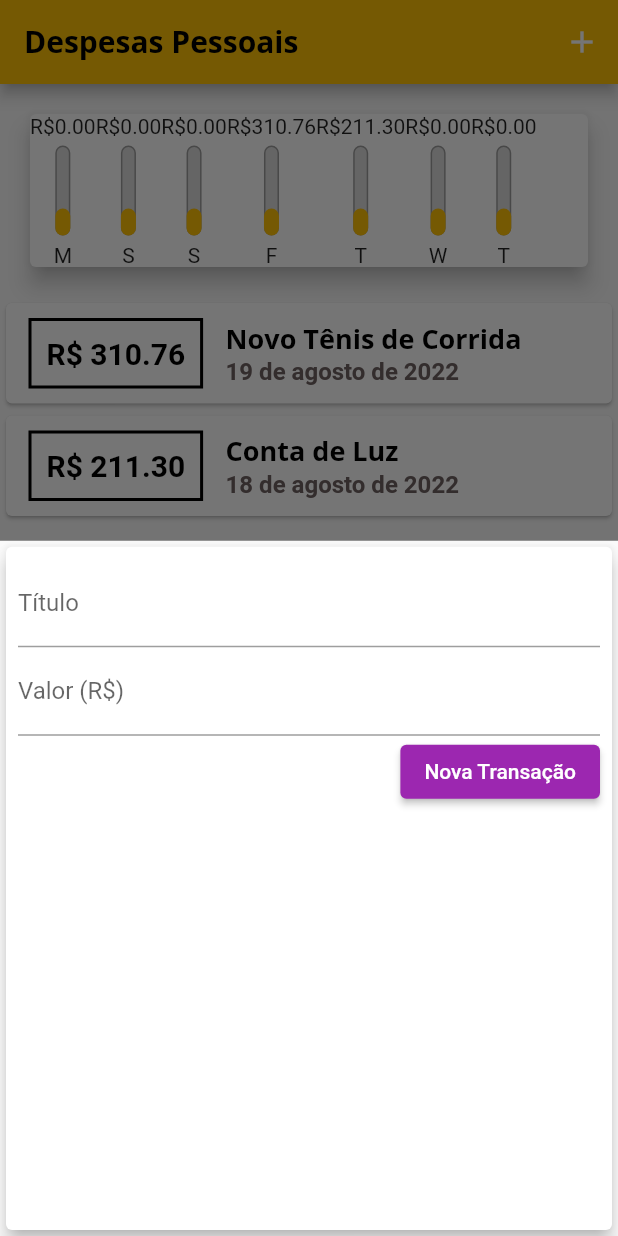
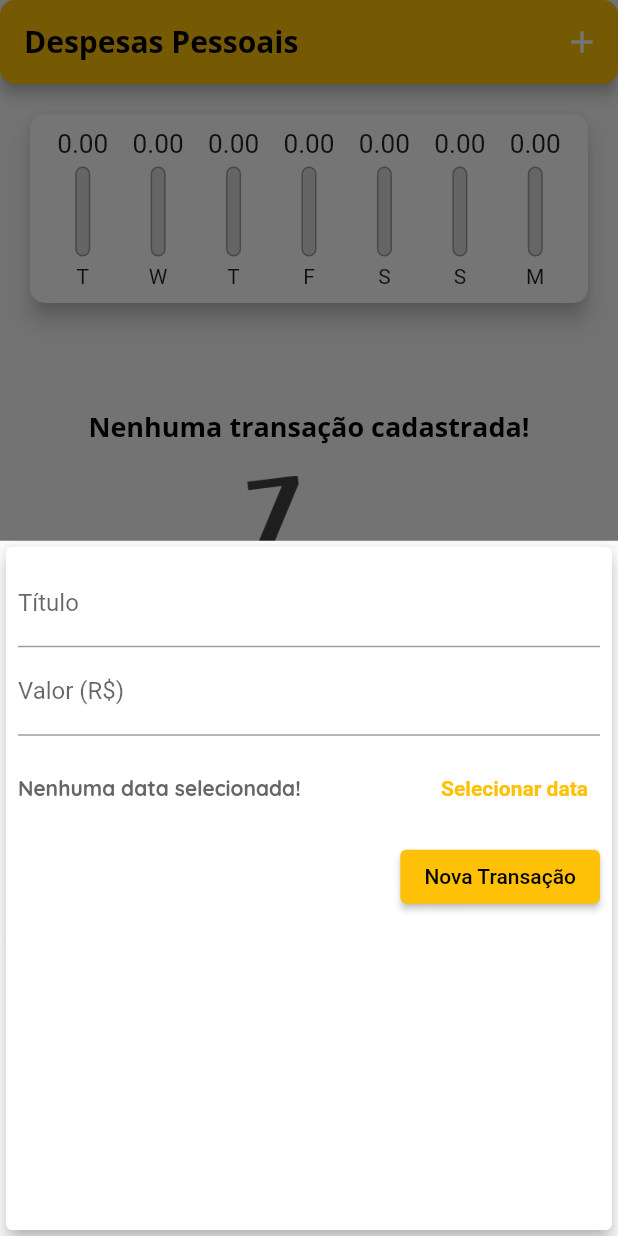
Before and after one commit to unleed-l/flutter-planner, a Flutter app: the screen it shows after launch, after a tap on the "add" icon, on a phone screen of 412 x 824 dp. Run offline on Flutter 3.47's test engine with Material 2 defaults, Android fonts, the light colour scheme and no system bars.

Commit message:
added delete

```diff
--- a/lib/components/chart.dart
+++ b/lib/components/chart.dart
@@ -30,23 +30,42 @@ class Chart extends StatelessWidget {
         'day': DateFormat.E().format(weekDay)[0],
         'value': totalSum,
       };
+    }).reversed.toList();
+  }
+
+  double get _weekTotalValue {
+    return groupedTransactions.fold(0.0, (sum, tr) {
+      return sum + (tr['value'] as double);
     });
   }
 
   @override
   Widget build(BuildContext context) {
-    groupedTransactions;
     return Card(
       elevation: 6,
+      shape: RoundedRectangleBorder(
+        borderRadius: BorderRadius.circular(
+          10,
+        ),
+      ),
       margin: const EdgeInsets.all(20),
-      child: Row(
-        children: groupedTransactions.map((tr) {
-          return ChartBar(
-            label: tr['day'].toString(),
-            value: double.tryParse(tr['value'].toString()) ?? 0.0,
-            percentage: 0.3,
-          );
-        }).toList(),
+      child: Padding(
+        padding: const EdgeInsets.all(10),
+        child: Row(
+          mainAxisAlignment: MainAxisAlignment.spaceAround,
+          children: groupedTransactions.map((tr) {
+            return Flexible(
+              fit: FlexFit.tight,
+              child: ChartBar(
+                label: tr['day'] as String,
+                value: tr['value'] as double,
+                percentage: _weekTotalValue == 0
+                    ? 0
+                    : (tr['value'] as double) / _weekTotalValue,
+              ),
+            );
+          }).toList(),
+        ),
       ),
     );
   }
--- a/lib/components/chart_bar.dart
+++ b/lib/components/chart_bar.dart
@@ -16,8 +16,13 @@ class ChartBar extends StatelessWidget {
   Widget build(BuildContext context) {
     return Column(
       children: <Widget>[
-        Text(
-          'R\$${value.toStringAsFixed(2)}',
+        SizedBox(
+          height: 20,
+          child: FittedBox(
+            child: Text(
+              value.toStringAsFixed(2),
+            ),
+          ),
         ),
         const SizedBox(height: 5),
         SizedBox(
--- a/lib/components/transaction_form.dart
+++ b/lib/components/transaction_form.dart
@@ -1,7 +1,8 @@
 import 'package:flutter/material.dart';
+import 'package:intl/intl.dart';
 
 class TransactionForm extends StatefulWidget {
-  final void Function(String, double) onSubmit;
+  final void Function(String, double, DateTime) onSubmit;
 
   const TransactionForm(this.onSubmit, {Key? key}) : super(key: key);
 
@@ -10,20 +11,39 @@ class TransactionForm extends StatefulWidget {
 }
 
 class _TransactionFormState extends State<TransactionForm> {
-  final titleController = TextEditingController();
-
-  final valueController = TextEditingController();
+  final _titleController = TextEditingController();
+  final _valueController = TextEditingController();
+  DateTime? _selectedDate;
 
   _submitForm() {
-    if (titleController.text.isEmpty ||
-        (double.tryParse(valueController.text) ?? 0.0) <= 0) {
+    if (_titleController.text.isEmpty ||
+        (double.tryParse(_valueController.text) ?? 0.0) <= 0 ||
+        _selectedDate == null) {
       return;
     }
 
     widget.onSubmit(
-      titleController.text,
-      double.tryParse(valueController.text) ?? 0.0,
+      _titleController.text,
+      double.tryParse(_valueController.text) ?? 0.0,
+      _selectedDate!,
     );
+  }
+
+  _showDatePicker() {
+    showDatePicker(
+      context: context,
+      initialDate: DateTime.now(),
+      firstDate: DateTime(2019),
+      lastDate: DateTime.now(),
+    ).then((pickedDate) {
+      if (pickedDate == null) {
+        return;
+      }
+
+      setState(() {
+        _selectedDate = pickedDate;
+      });
+    });
   }
 
   @override
@@ -35,13 +55,13 @@ class _TransactionFormState extends State<TransactionForm> {
         child: Column(
           children: <Widget>[
             TextField(
-              controller: titleController,
+              controller: _titleController,
               decoration: const InputDecoration(
                 labelText: 'Título',
               ),
             ),
             TextField(
-              controller: valueController,
+              controller: _valueController,
               keyboardType: const TextInputType.numberWithOptions(
                 decimal: true,
               ),
@@ -49,15 +69,40 @@ class _TransactionFormState extends State<TransactionForm> {
                 labelText: 'Valor (R\$)',
               ),
             ),
+            SizedBox(
+              height: 70,
+              child: Row(
+                children: <Widget>[
+                  Expanded(
+                    child: Text(
+                      _selectedDate == null
+                          ? 'Nenhuma data selecionada!'
+                          : 'Data Selecionada: ${DateFormat(DateFormat.YEAR_MONTH_DAY, 'pt_Br').format(_selectedDate!)}',
+                      style: Theme.of(context).textTheme.headline4,
+                    ),
+                  ),
+                  TextButton(
+                    onPressed: _showDatePicker,
+                    child: Text(
+                      'Selecionar data',
+                      style: TextStyle(
+                        color: Theme.of(context).colorScheme.primary,
+                        fontWeight: FontWeight.bold,
+                      ),
+                    ),
+                  ),
+                ],
+              ),
+            ),
             Row(
               mainAxisAlignment: MainAxisAlignment.end,
               children: <Widget>[
                 ElevatedButton(
-                  style: ElevatedButton.styleFrom(
-                    primary: Colors.purple,
+                  onPressed: _submitForm,
+                  child: Text(
+                    'Nova Transação',
+                    style: Theme.of(context).textTheme.button,
                   ),
-                  onPressed: _submitForm,
-                  child: const Text('Nova Transação'),
                 ),
               ],
             ),
--- a/lib/components/transaction_list.dart
+++ b/lib/components/transaction_list.dart
@@ -4,13 +4,17 @@ import '../models/transaction.dart';
 
 class TransactionList extends StatelessWidget {
   final List<Transaction> transactions;
-  const TransactionList({Key? key, required this.transactions})
-      : super(key: key);
+  final void Function(String id) onDelete;
+  const TransactionList({
+    Key? key,
+    required this.transactions,
+    required this.onDelete,
+  }) : super(key: key);
 
   @override
   Widget build(BuildContext context) {
     return SizedBox(
-      height: 300,
+      height: 430,
       child: transactions.isEmpty
           ? Column(
               children: <Widget>[
@@ -34,52 +38,49 @@ class TransactionList extends StatelessWidget {
               itemBuilder: (ctx, index) {
                 final tr = transactions[index];
                 return Card(
-                  child: Row(
-                    children: <Widget>[
-                      Container(
-                        margin: const EdgeInsets.symmetric(
-                          horizontal: 15,
-                          vertical: 10,
-                        ),
-                        decoration: BoxDecoration(
-                          border: Border.all(
-                            color: Theme.of(context).colorScheme.secondary,
-                            width: 2,
+                  elevation: 5,
+                  shape: RoundedRectangleBorder(
+                    borderRadius: BorderRadius.circular(
+                      10,
                     ),
                   ),
-                        padding: const EdgeInsets.all(10),
+                  margin: const EdgeInsets.symmetric(
+                    vertical: 8,
+                    horizontal: 5,
+                  ),
+                  child: ListTile(
+                    leading: CircleAvatar(
+                      backgroundColor: Theme.of(context).colorScheme.primary,
+                      radius: 30,
+                      child: Padding(
+                        padding: const EdgeInsets.all(6),
+                        child: FittedBox(
                           child: Text(
-                          'R\$ ${tr.value.toStringAsFixed(2)}',
+                            'R\$${tr.value}',
                             style: const TextStyle(
+                              fontFamily: 'Quicksand',
+                              fontSize: 14,
                               fontWeight: FontWeight.bold,
-                            fontSize: 20,
                               color: Colors.black,
                             ),
                           ),
                         ),
-                      Column(
-                        crossAxisAlignment: CrossAxisAlignment.start,
-                        children: <Widget>[
-                          Text(
+                      ),
+                    ),
+                    title: Text(
                       tr.title,
                       style: Theme.of(context).textTheme.headline6,
-                            // style: const TextStyle(
-                            //   fontSize: 16,
-                            //   fontWeight: FontWeight.bold,
-                            // ),
                     ),
-                          Text(
+                    subtitle: Text(
                       DateFormat(DateFormat.YEAR_MONTH_DAY, 'pt_Br')
                           .format(tr.date),
-                            style: const TextStyle(
-                              fontSize: 16,
-                              fontWeight: FontWeight.bold,
-                              color: Color.fromARGB(255, 112, 99, 99),
+                      style: Theme.of(context).textTheme.headline4,
                     ),
+                    trailing: IconButton(
+                      icon: const Icon(Icons.delete),
+                      onPressed: () => onDelete(tr.id),
+                      color: Theme.of(context).colorScheme.secondary,
                     ),
-                        ],
-                      ),
-                    ],
                   ),
                 );
               },
--- a/lib/main.dart
+++ b/lib/main.dart
@@ -28,6 +28,9 @@ class PlannerApp extends StatelessWidget {
           secondary: Colors.black,
         ),
         textTheme: tema.textTheme.copyWith(
+          button: const TextStyle(
+            color: Colors.black,
+          ),
           headline6: const TextStyle(
             fontFamily: 'OpenSans',
             fontSize: 18,
@@ -39,6 +42,12 @@ class PlannerApp extends StatelessWidget {
             fontSize: 14,
             fontWeight: FontWeight.normal,
             color: Colors.white,
+          ),
+          headline4: const TextStyle(
+            fontFamily: 'Quicksand',
+            fontSize: 14,
+            fontWeight: FontWeight.bold,
+            color: Color.fromARGB(255, 102, 102, 102),
           ),
         ),
         appBarTheme: const AppBarTheme(
@@ -62,20 +71,7 @@ class MyHomePage extends StatefulWidget {
 }
 
 class MyHomePageState extends State<MyHomePage> {
-  final List<Transaction> _transactions = [
-    Transaction(
-      id: 't1',
-      title: 'Novo Tênis de Corrida',
-      value: 310.76,
-      date: DateTime.now().subtract(const Duration(days: 3)),
-    ),
-    Transaction(
-      id: 't2',
-      title: 'Conta de Luz',
-      value: 211.30,
-      date: DateTime.now().subtract(const Duration(days: 4)),
-    ),
-  ];
+  final List<Transaction> _transactions = [];
 
   List<Transaction> get _recentTransactions {
     return _transactions.where((tr) {
@@ -85,12 +81,12 @@ class MyHomePageState extends State<MyHomePage> {
     }).toList();
   }
 
-  _addTransaction(String title, double value) {
+  _addTransaction(String title, double value, DateTime date) {
     final newTransaction = Transaction(
       id: Random().nextDouble().toString(),
       title: title,
       value: value,
-      date: DateTime.now(),
+      date: date,
     );
 
     setState(() {
@@ -98,6 +94,14 @@ class MyHomePageState extends State<MyHomePage> {
     });
 
     Navigator.of(context).pop();
+  }
+
+  _deleteTransaction(String id) {
+    setState(
+      () {
+        _transactions.removeWhere((tr) => tr.id == id);
+      },
+    );
   }
 
   _openTransactionFormModal(BuildContext context) {
@@ -113,6 +117,11 @@ class MyHomePageState extends State<MyHomePage> {
   Widget build(BuildContext context) {
     return Scaffold(
       appBar: AppBar(
+        shape: RoundedRectangleBorder(
+          borderRadius: BorderRadius.circular(
+            10,
+          ),
+        ),
         title: const Text('Despesas Pessoais'),
         actions: <Widget>[
           IconButton(
@@ -126,7 +135,10 @@ class MyHomePageState extends State<MyHomePage> {
           crossAxisAlignment: CrossAxisAlignment.stretch,
           children: <Widget>[
             Chart(_recentTransactions),
-            TransactionList(transactions: _transactions),
+            TransactionList(
+              transactions: _transactions,
+              onDelete: _deleteTransaction,
+            ),
           ],
         ),
       ),
```
Lines whose indentation alone changed are shown as unchanged.
